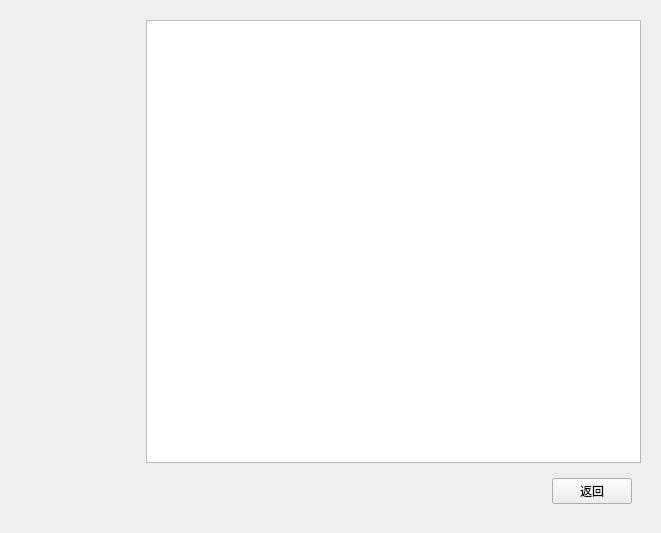
Before: the Qt Designer form ReadyToPlay/picksave.ui in tanxuan21/GreedySnake, drawn with Qt 5.
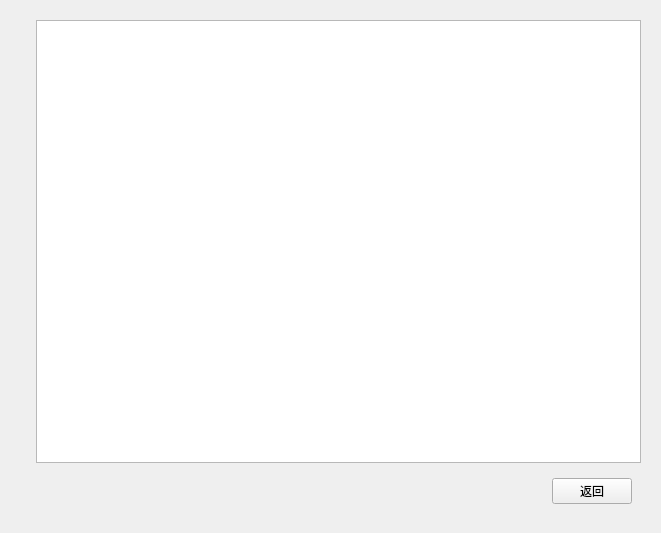
After: the same form once the commit is applied.

Patch:
```diff
--- a/ReadyToPlay/picksave.ui
+++ b/ReadyToPlay/picksave.ui
@@ -18,7 +18,7 @@
     <widget class="QWidget" name="widget" native="true">
      <property name="minimumSize">
       <size>
-       <width>120</width>
+       <width>10</width>
        <height>0</height>
       </size>
      </property>
```
